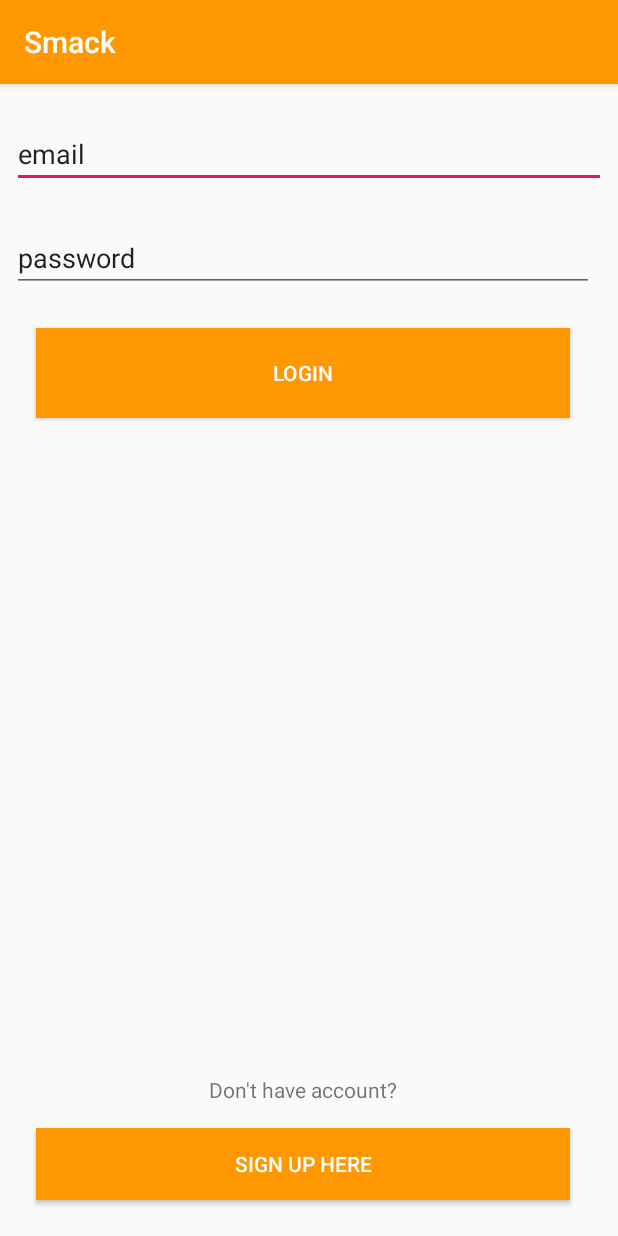
After one commit to Robihamanto/smack-android, an Android app: the LoginActivity screen opened directly, with no data from a screen before it, on a phone screen of 412 x 824 dp. The commit adds this screen. Run offline under Robolectric (Android 15) with nearby library versions, the phone set to English and light mode, and no system bars.

Commit message:
added login view

```diff
--- a/app/build.gradle
+++ b/app/build.gradle
@@ -24,7 +24,7 @@ android {
 
 dependencies {
     implementation fileTree(dir: 'libs', include: ['*.jar'])
-    implementation"org.jetbrains.kotlin:kotlin-stdlib-jdk7:$kotlin_version"
+    implementation "org.jetbrains.kotlin:kotlin-stdlib-jdk7:$kotlin_version"
     implementation 'com.android.support:appcompat-v7:28.0.0'
     implementation 'com.android.support:design:28.0.0'
     implementation 'com.android.support.constraint:constraint-layout:1.1.3'
--- a/app/src/main/AndroidManifest.xml
+++ b/app/src/main/AndroidManifest.xml
@@ -8,6 +8,8 @@
             android:label="@string/app_name"
             android:supportsRtl="true"
             android:theme="@style/AppTheme">
+        <activity android:name=".LoginActivity">
+        </activity>
         <activity
                 android:name=".MainActivity"
                 android:label="@string/app_name"
--- /dev/null
+++ b/app/src/main/java/com/learn/smackandroid/LoginActivity.kt
@@ -0,0 +1,23 @@
+package com.learn.smackandroid
+
+import android.support.v7.app.AppCompatActivity
+import android.os.Bundle
+import android.view.View
+
+class LoginActivity : AppCompatActivity() {
+
+    override fun onCreate(savedInstanceState: Bundle?) {
+        super.onCreate(savedInstanceState)
+        setContentView(R.layout.activity_login)
+    }
+
+    fun loginButtonDidTap(view: View) {
+
+    }
+
+    fun signUpButtonDidTap(view: View) {
+
+    }
+
+
+}
--- a/app/src/main/java/com/learn/smackandroid/MainActivity.kt
+++ b/app/src/main/java/com/learn/smackandroid/MainActivity.kt
@@ -1,5 +1,6 @@
 package com.learn.smackandroid
 
+import android.content.Intent
 import android.os.Bundle
 import android.support.design.widget.FloatingActionButton
 import android.support.design.widget.Snackbar
@@ -41,7 +42,8 @@ class MainActivity : AppCompatActivity() {
     }
 
     fun loginButtonDidTap(view: View) {
-
+        val loginIntent = Intent(this, LoginActivity::class.java)
+        startActivity(loginIntent)
     }
 
     fun addChannelButtonDidTap(view: View) {
--- /dev/null
+++ b/app/src/main/res/layout/activity_login.xml
@@ -0,0 +1,58 @@
+<?xml version="1.0" encoding="utf-8"?>
+<android.support.constraint.ConstraintLayout
+        xmlns:android="http://schemas.android.com/apk/res/android"
+        xmlns:tools="http://schemas.android.com/tools"
+        xmlns:app="http://schemas.android.com/apk/res-auto"
+        android:layout_width="match_parent"
+        android:layout_height="match_parent"
+        tools:context=".LoginActivity">
+
+    <EditText
+            android:layout_width="0dp"
+            android:layout_height="wrap_content"
+            android:inputType="textPersonName"
+            android:text="email"
+            android:ems="10"
+            android:id="@+id/emailTextField" android:layout_marginStart="8dp"
+            app:layout_constraintStart_toStartOf="parent" android:layout_marginEnd="8dp"
+            app:layout_constraintEnd_toEndOf="parent" android:layout_marginTop="24dp"
+            app:layout_constraintTop_toTopOf="parent"/>
+    <EditText
+            android:layout_width="0dp"
+            android:layout_height="wrap_content"
+            android:inputType="textPersonName"
+            android:text="password"
+            android:ems="10"
+            android:id="@+id/passwordTextField"
+            android:layout_marginTop="24dp" app:layout_constraintTop_toBottomOf="@+id/emailTextField"
+            app:layout_constraintStart_toStartOf="@+id/emailTextField" android:layout_marginEnd="8dp"
+            app:layout_constraintEnd_toEndOf="@+id/emailTextField"/>
+    <Button
+            android:text="Sign Up here"
+            android:layout_width="0dp"
+            android:layout_height="wrap_content"
+            android:id="@+id/signUpButton"
+            app:layout_constraintStart_toStartOf="@+id/loginButton"
+            app:layout_constraintEnd_toEndOf="@+id/loginButton" android:background="@color/colorPrimary"
+            android:textColor="@android:color/white"
+            app:layout_constraintHorizontal_bias="0.0" android:onClick="signUpButtonDidTap"
+            android:layout_marginBottom="24dp" app:layout_constraintBottom_toBottomOf="parent"/>
+    <Button
+            android:text="LOGIN"
+            android:layout_width="0dp"
+            android:layout_height="60dp"
+            android:id="@+id/loginButton" android:layout_marginTop="24dp"
+            app:layout_constraintTop_toBottomOf="@+id/passwordTextField"
+            app:layout_constraintStart_toStartOf="@+id/passwordTextField"
+            app:layout_constraintEnd_toEndOf="@+id/passwordTextField" android:layout_marginEnd="16dp"
+            android:layout_marginStart="16dp" android:textColor="@android:color/white"
+            android:background="@color/colorPrimary" android:onClick="loginButtonDidTap"/>
+    <TextView
+            android:text="Don't have account?"
+            android:layout_width="wrap_content"
+            android:layout_height="wrap_content"
+            android:id="@+id/textView"
+            app:layout_constraintStart_toStartOf="@+id/loginButton"
+            app:layout_constraintEnd_toEndOf="@+id/loginButton" android:layout_marginBottom="16dp"
+            app:layout_constraintBottom_toTopOf="@+id/signUpButton"/>
+</android.support.constraint.ConstraintLayout>
--- a/app/src/main/res/values/strings.xml
+++ b/app/src/main/res/values/strings.xml
@@ -1,5 +1,5 @@
 <resources>
-    <string name="app_name">smack android</string>
+    <string name="app_name">Smack</string>
     <string name="navigation_drawer_open">Open navigation drawer</string>
     <string name="navigation_drawer_close">Close navigation drawer</string>
     <string name="nav_header_title">Android Studio</string>
```
